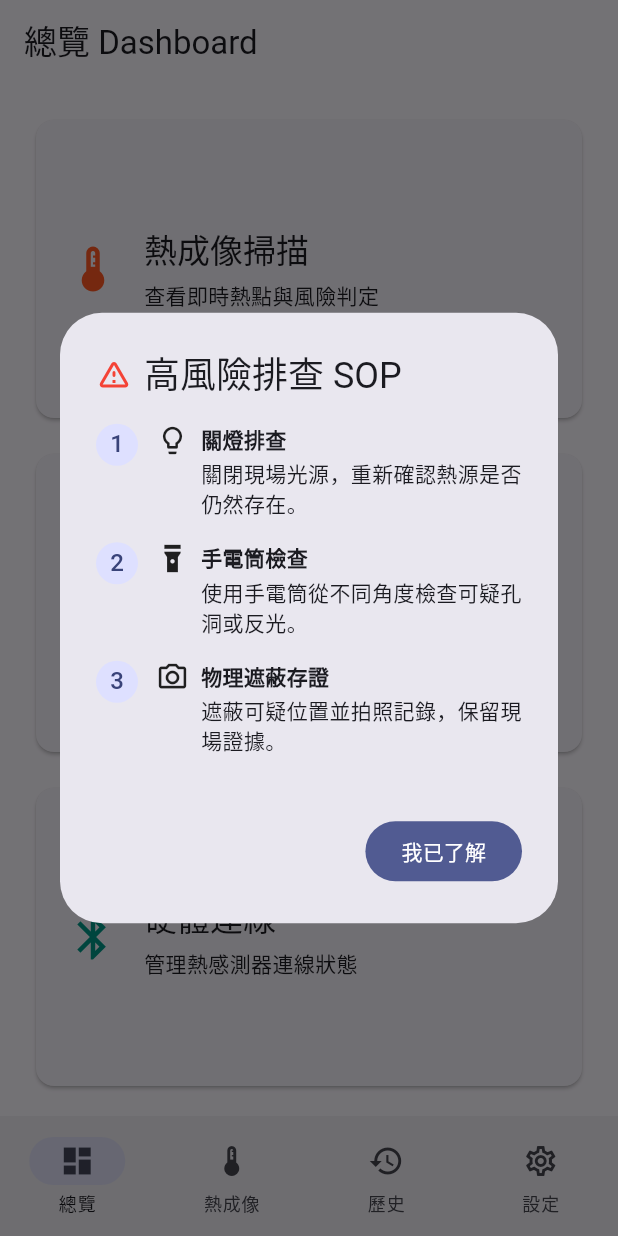
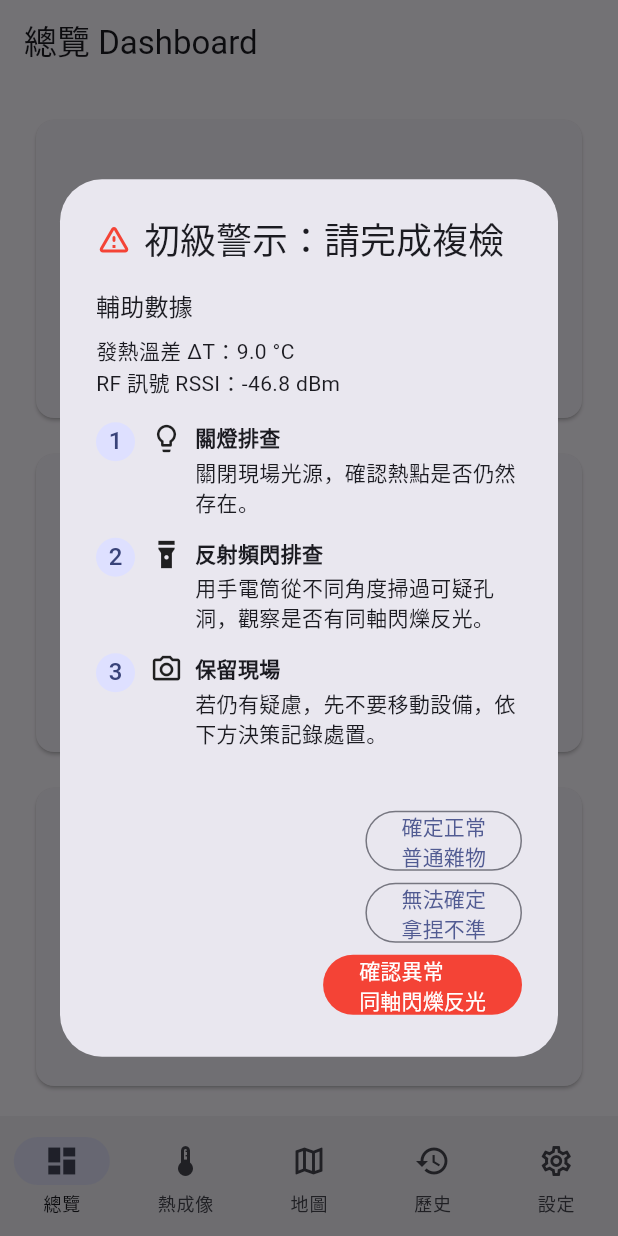
Before and after one commit to cicilee123456/antipinhole, a Flutter app: the screen it shows after launch, on a phone screen of 412 x 824 dp. Run offline on Flutter 3.47's test engine with Material 3 defaults, Android fonts, the light colour scheme and no system bars; our stand-ins replace flutter_map, latlong2, sqflite, sqflite_common_ffi, sqflite_common_ffi_web; accounts and stored records are empty.

Commit message:
Feat: Implement detection map view and local database helper

```diff
--- /dev/null
+++ b/analysis_options.yaml
@@ -0,0 +1 @@
+include: package:flutter_lints/flutter.yaml
--- a/lib/home_page.dart
+++ b/lib/home_page.dart
@@ -1,6 +1,7 @@
 import 'package:flutter/material.dart';
 
 import 'views/history/history_view.dart';
+import 'views/map/safety_map_screen.dart';
 import 'views/settings/settings_view.dart';
 import 'views/thermal/thermal_scan_view.dart';
 
@@ -14,10 +15,11 @@ class HomePage extends StatefulWidget {
 class _HomePageState extends State<HomePage> {
   int _selectedIndex = 0;
 
-  static const _pageTitles = ['總覽 Dashboard', '熱成像掃描', '歷史紀錄', '系統設定'];
+  static const _pageTitles = ['總覽 Dashboard', '熱成像掃描', '安全地圖', '歷史紀錄', '系統設定'];
   static const _pages = <Widget>[
     _DashboardView(),
     ThermalScanView(),
+    SafetyMapScreen(),
     HistoryView(),
     SettingsView(),
   ];
@@ -35,6 +37,7 @@ class _HomePageState extends State<HomePage> {
         destinations: const [
           NavigationDestination(icon: Icon(Icons.dashboard_outlined), selectedIcon: Icon(Icons.dashboard), label: '總覽'),
           NavigationDestination(icon: Icon(Icons.thermostat_outlined), selectedIcon: Icon(Icons.thermostat), label: '熱成像'),
+          NavigationDestination(icon: Icon(Icons.map_outlined), selectedIcon: Icon(Icons.map), label: '地圖'),
           NavigationDestination(icon: Icon(Icons.history), label: '歷史'),
           NavigationDestination(icon: Icon(Icons.settings_outlined), selectedIcon: Icon(Icons.settings), label: '設定'),
         ],
--- a/lib/views/thermal/sop_dialog.dart
+++ b/lib/views/thermal/sop_dialog.dart
@@ -1,13 +1,44 @@
 import 'package:flutter/material.dart';
 
+enum SopDecision { confirmedDanger, uncertainWarning, normal }
+
 class SopDialog extends StatelessWidget {
-  const SopDialog({super.key});
+  const SopDialog({
+    super.key,
+    required this.deltaT,
+    required this.rssi,
+  });
 
-  static Future<void> show(BuildContext context) {
+  final double deltaT;
+  final double rssi;
+
+  static Future<SopDecision?> show(
+    BuildContext context, {
+    required double deltaT,
+    required double rssi,
+  }) {
+    return showDialog<SopDecision>(
+      context: context,
+      barrierDismissible: false,
+      builder: (_) => SopDialog(deltaT: deltaT, rssi: rssi),
+    );
+  }
+
+  static Future<void> showObstructionAdvice(BuildContext context) {
     return showDialog<void>(
       context: context,
-      barrierDismissible: false,
-      builder: (_) => const SopDialog(),
+      builder: (_) => AlertDialog(
+        title: const Text('物理遮蔽建議'),
+        content: const Text(
+          '目前無法確認是否為針孔。請先以膠帶遮蔽可疑位置，或拔除該設備電源，再重新掃描並保留現場紀錄。',
+        ),
+        actions: [
+          FilledButton(
+            onPressed: () => Navigator.of(context).pop(),
+            child: const Text('了解並儲存待驗證紀錄'),
+          ),
+        ],
+      ),
     );
   }
 
@@ -18,37 +49,53 @@ class SopDialog extends StatelessWidget {
         children: [
           Icon(Icons.warning_amber_rounded, color: Colors.red),
           SizedBox(width: 8),
-          Expanded(child: Text('高風險排查 SOP')),
+          Expanded(child: Text('初級警示：請完成複檢')),
         ],
       ),
-      content: const Column(
+      content: SingleChildScrollView(
+        child: Column(
           mainAxisSize: MainAxisSize.min,
           crossAxisAlignment: CrossAxisAlignment.start,
           children: [
-          _SopStep(
+            Text('輔助數據', style: Theme.of(context).textTheme.titleMedium),
+            const SizedBox(height: 8),
+            Text('發熱溫差 ΔT：${deltaT.toStringAsFixed(1)} °C'),
+            Text('RF 訊號 RSSI：${rssi.toStringAsFixed(1)} dBm'),
+            const SizedBox(height: 16),
+            const _SopStep(
               number: '1',
               icon: Icons.lightbulb_outline,
               title: '關燈排查',
-            description: '關閉現場光源，重新確認熱源是否仍然存在。',
+              description: '關閉現場光源，確認熱點是否仍然存在。',
             ),
-          _SopStep(
+            const _SopStep(
               number: '2',
               icon: Icons.flashlight_on,
-            title: '手電筒檢查',
-            description: '使用手電筒從不同角度檢查可疑孔洞或反光。',
+              title: '反射頻閃排查',
+              description: '用手電筒從不同角度掃過可疑孔洞，觀察是否有同軸閃爍反光。',
             ),
-          _SopStep(
+            const _SopStep(
               number: '3',
               icon: Icons.photo_camera_outlined,
-            title: '物理遮蔽存證',
-            description: '遮蔽可疑位置並拍照記錄，保留現場證據。',
+              title: '保留現場',
+              description: '若仍有疑慮，先不要移動設備，依下方決策記錄處置。',
             ),
           ],
         ),
+      ),
       actions: [
+        OutlinedButton(
+          onPressed: () => Navigator.of(context).pop(SopDecision.normal),
+          child: const Text('確定正常\n普通雜物'),
+        ),
+        OutlinedButton(
+          onPressed: () => Navigator.of(context).pop(SopDecision.uncertainWarning),
+          child: const Text('無法確定\n拿捏不準'),
+        ),
         FilledButton(
-          onPressed: () => Navigator.of(context).pop(),
-          child: const Text('我已了解'),
+          style: FilledButton.styleFrom(backgroundColor: Colors.red),
+          onPressed: () => Navigator.of(context).pop(SopDecision.confirmedDanger),
+          child: const Text('確認異常\n同軸閃爍反光'),
         ),
       ],
     );
@@ -71,12 +118,12 @@ class _SopStep extends StatelessWidget {
   @override
   Widget build(BuildContext context) {
     return Padding(
-      padding: const EdgeInsets.only(bottom: 16),
+      padding: const EdgeInsets.only(bottom: 14),
       child: Row(
         crossAxisAlignment: CrossAxisAlignment.start,
         children: [
-          CircleAvatar(radius: 14, child: Text(number)),
-          const SizedBox(width: 12),
+          CircleAvatar(radius: 13, child: Text(number)),
+          const SizedBox(width: 10),
           Icon(icon, size: 22),
           const SizedBox(width: 8),
           Expanded(
```
Also changed, not shown: lib/main.dart (+26 -1 lines), lib/models/detection_record.dart (added, +51 -0 lines), lib/services/database_helper.dart (added, +78 -0 lines), lib/views/history/history_view.dart (+45 -10 lines), lib/views/map/safety_map_screen.dart (added, +154 -0 lines), lib/views/thermal/thermal_scan_view.dart (+42 -3 lines), pubspec.yaml (+7 -0 lines), pubspec.lock. Lines whose indentation alone changed are shown as unchanged.
